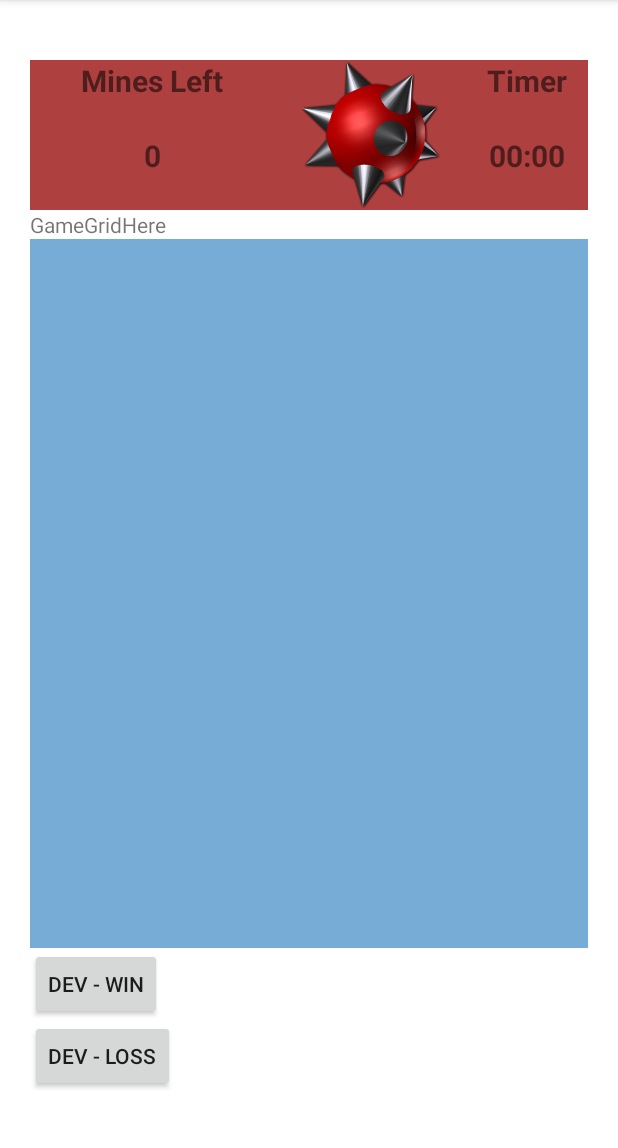
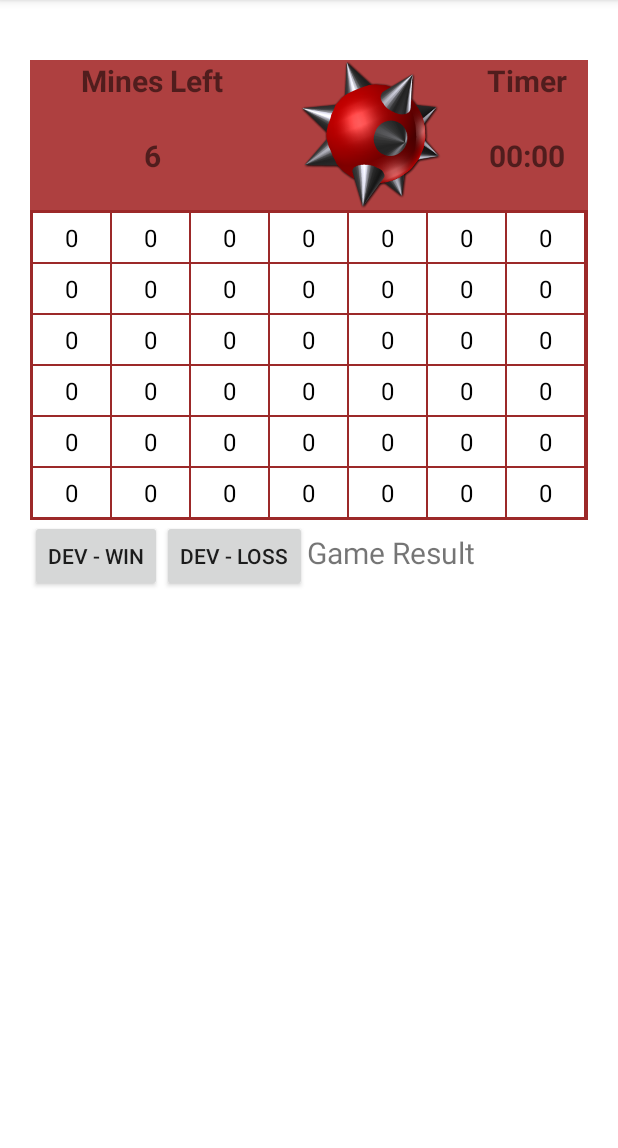
Before and after one commit to vbgithub92/Minesweeper, an Android app: the screen it shows after launch (GameActivity), after a tap on "PLAY", on a phone screen of 412 x 824 dp, the part 84-1232 px from its top. Run offline under Robolectric (Android 15) with nearby library versions, the phone set to English and light mode, and no system bars.

Commit message:
no message

```diff
--- a/app/src/main/java/androiddev/minesweeper/GameActivity.java
+++ b/app/src/main/java/androiddev/minesweeper/GameActivity.java
@@ -6,10 +6,15 @@ import android.content.Context;
 import android.content.Intent;
 import android.os.Bundle;
 import android.os.Vibrator;
+import android.util.Log;
 import android.view.View;
 import android.widget.AdapterView;
 import android.widget.Button;
 import android.widget.GridView;
+import android.widget.TextView;
+
+import java.util.Timer;
+import java.util.TimerTask;
 
 import androiddev.minesweeper.logic.Difficulty;
 import androiddev.minesweeper.logic.Game;
@@ -27,6 +32,10 @@ public class GameActivity extends AppCompatActivity {
     private GridView gridView;
     private TileAdapter tileAdapter;
 
+    private TextView result;
+    private TextView minesLeftTextView;
+    private TextView gameTimeTextView;
+
 
     // For responsiveness
     private Vibrator vibe;
@@ -36,35 +45,46 @@ public class GameActivity extends AppCompatActivity {
         super.onCreate(savedInstanceState);
         setContentView(R.layout.activity_game);
 
-        // For responsiveness
         vibe  = (Vibrator) GameActivity.this.getSystemService(Context.VIBRATOR_SERVICE);
+
+
+        result = findViewById(R.id.devResult);
 
         Intent intent = getIntent();
         Bundle b = ((Intent) intent).getBundleExtra(MainActivity.BUNDLE_KEY);
+
         Difficulty difficulty = new Difficulty(b.getString(MainActivity.DIFFICULTY_KEY));
+        theGame = new Game(difficulty);
 
-        theGame = new Game(difficulty);
+        minesLeftTextView = findViewById(R.id.minesLeftTextView);
+        minesLeftTextView.setText(String.valueOf(theGame.getNumOfMinesLeft()));
+
+        gameTimeTextView = findViewById(R.id.timerTextView);
 
         gridView = (GridView)findViewById(R.id.gridView);
         gridView.setNumColumns(theGame.getDifficulty().getBoardColsNum());
-        gridView.setStretchMode(GridView.STRETCH_COLUMN_WIDTH);
+        gridView.setVerticalSpacing(2);
+        gridView.setHorizontalSpacing(2);
 
-        tileAdapter = new TileAdapter(this, theGame);
+        tileAdapter = new TileAdapter(getApplicationContext(), theGame);
         gridView.setAdapter(tileAdapter);
-
 
 
         gridView.setOnItemClickListener(new AdapterView.OnItemClickListener() {
             @Override
             public void onItemClick(AdapterView<?> parent, View view, int position, long id) {
+
                 vibe.vibrate(80);
-                //theGame.tapTile((Tile)gridView.getAdapter().getItem(position));
+                Log.d("TAP","Tapped tile at pos " + position);
+
+                Tile tappedTile = (Tile)gridView.getAdapter().getItem(position);
+                theGame.tapTile(tappedTile);
+                //theGame.
+
+                tileAdapter.notifyDataSetChanged();
 
             }
         });
-
-
-
 
     }
 
@@ -117,7 +137,6 @@ public class GameActivity extends AppCompatActivity {
         startActivity(intent);
 
         */
+    }
 
-
-    }
 }
--- a/app/src/main/java/androiddev/minesweeper/TileAdapter.java
+++ b/app/src/main/java/androiddev/minesweeper/TileAdapter.java
@@ -1,6 +1,7 @@
 package androiddev.minesweeper;
 
 import android.content.Context;
+import android.util.Log;
 import android.view.View;
 import android.view.ViewGroup;
 import android.widget.BaseAdapter;
@@ -48,7 +49,18 @@ public class TileAdapter extends BaseAdapter {
         }
 
         Tile tile = game.getTile(position);
-        tileView.setText(tile.toString());
+
+        String debugString;
+
+        if(tile.isMine()){
+            tileView.setText("M");
+            //tileView.setBackgroundDrawable(R.drawable.flag);
+        }
+        else
+        {
+            tileView.setText(String.valueOf(tile.getAdjacentMinesNum()));
+        }
+
         return tileView;
     }
 }
--- a/app/src/main/java/androiddev/minesweeper/TileView.java
+++ b/app/src/main/java/androiddev/minesweeper/TileView.java
@@ -1,8 +1,12 @@
 package androiddev.minesweeper;
 
+import android.annotation.SuppressLint;
 import android.content.Context;
 import android.graphics.Color;
+import android.graphics.drawable.GradientDrawable;
 import android.view.Gravity;
+import android.view.ViewGroup;
+import android.widget.LinearLayout;
 
 import androidx.appcompat.widget.AppCompatButton;
 
@@ -10,15 +14,12 @@ public class TileView extends AppCompatButton {
 
 
     public TileView(Context context) {
-
         super(context);
 
-        setTextSize(12);
-        setText("X");
-        setBackgroundColor(Color.GREEN);
+        setTextSize(16);
         setTextColor(Color.BLACK);
         setGravity(Gravity.CENTER);
-        //setTextAlignment(TEXT_ALIGNMENT_CENTER);
+        setBackgroundColor(Color.WHITE);
 
     }
 }
--- a/app/src/main/java/androiddev/minesweeper/logic/Difficulty.java
+++ b/app/src/main/java/androiddev/minesweeper/logic/Difficulty.java
@@ -27,19 +27,19 @@ public class Difficulty {
 
         switch(difficultyLevel)
         {
-            case "EASY":
+            case "Easy":
                 setBoardRowsNum(ROWS_EASY);
                 setBoardColsNum(COLS_EASY);
                 setNumberOfMines(MINES_EASY);
                 setDifficultyName("Easy");
                 break;
-            case "NORMAL":
+            case "Normal":
                 setBoardRowsNum(ROWS_NORMAL);
                 setBoardColsNum(COLS_NORMAL);
                 setNumberOfMines(MINES_NORMAL);
                 setDifficultyName("Normal");
                 break;
-            case "HARD":
+            case "Hard":
                 setBoardRowsNum(ROWS_HARD);
                 setBoardColsNum(COLS_HARD);
                 setNumberOfMines(MINES_HARD);
--- a/app/src/main/java/androiddev/minesweeper/logic/Game.java
+++ b/app/src/main/java/androiddev/minesweeper/logic/Game.java
@@ -1,4 +1,6 @@
 package androiddev.minesweeper.logic;
+
+import android.util.Log;
 
 import java.util.Random;
 
@@ -16,6 +18,7 @@ public class Game {
         this.difficulty = difficulty;
         this.numOfMinesLeft = difficulty.getNumberOfMines();
         this.tiles = new Tile[difficulty.getBoardRowsNum()][difficulty.getBoardColsNum()];
+        initializeTiles(tiles);
     }
 
     public long getGameTime() {
@@ -156,7 +159,17 @@ public class Game {
     }
 
     public Tile getTile(int position) {
-        return tiles[position/tiles.length][position % tiles.length];
+        return tiles[position % tiles.length][position/tiles.length];
+    }
+
+    private void initializeTiles(Tile[][] tiles) {
+        for(int i = 0 ; i < difficulty.getBoardRowsNum(); i++)
+            for (int j = 0 ; j < difficulty.getBoardColsNum();j++)
+                tiles[i][j] = new Tile(false,false,false,0);
+    }
+
+    public int getNumOfMinesLeft() {
+        return this.numOfMinesLeft;
     }
 
 }
--- a/app/src/main/res/layout/activity_game.xml
+++ b/app/src/main/res/layout/activity_game.xml
@@ -62,7 +62,7 @@
 
             <!-- Second Row -->
             <TextView
-                android:id="@+id/minesLeft"
+                android:id="@+id/minesLeftTextView"
                 android:layout_column="0"
                 android:layout_row="1"
                 android:text="0"
@@ -75,7 +75,7 @@
             </TextView>
 
             <TextView
-                android:id="@+id/timer"
+                android:id="@+id/timerTextView"
                 android:layout_column="2"
                 android:layout_row="1"
                 android:text="00:00"
@@ -89,24 +89,19 @@
 
         </GridLayout>
 
-        <TextView
-            android:layout_width="match_parent"
-            android:layout_height="wrap_content"
-            android:text="GameGridHere">
-        </TextView>
-
-
         <GridView
             android:id="@+id/gridView"
+            android:background="@color/colorAccent"
             android:numColumns="3"
-            android:verticalSpacing="10dp"
-            android:horizontalSpacing="10dp"
-            android:background="@color/colorGridBackground"
-            android:layout_width="match_parent"
-            android:layout_height="0dp"
-            android:layout_weight="7"
+            android:layout_width="wrap_content"
+            android:layout_height="wrap_content"
+            android:padding="2dp"
             />
 
+        <LinearLayout
+            android:layout_width="wrap_content"
+            android:layout_height="wrap_content"
+            android:orientation="horizontal">
 
             <Button
                 android:id="@+id/devWin"
@@ -126,11 +121,16 @@
 
             </Button>
 
+            <TextView
+                android:id="@+id/devResult"
+                android:layout_width="wrap_content"
+                android:layout_height="wrap_content"
+                android:textSize="20dp"
+                android:text="@string/game_result">
 
-
+            </TextView>
+        </LinearLayout>
 
     </LinearLayout>
 
-
-
 </RelativeLayout>
--- a/app/src/main/res/values/colors.xml
+++ b/app/src/main/res/values/colors.xml
@@ -3,5 +3,5 @@
     <color name="colorPrimary">#951A1A</color>
     <color name="colorPrimaryDark">#000000</color>
     <color name="colorAccent">#EE951A1A</color>
-    <color name="colorGridBackground">#77ACD6</color>
+    <color name="colorGridBackground">#000000</color>
 </resources>
```
Also changed, not shown: app/src/main/res/drawable/flag.png (added). Lines whose indentation alone changed are shown as unchanged.
